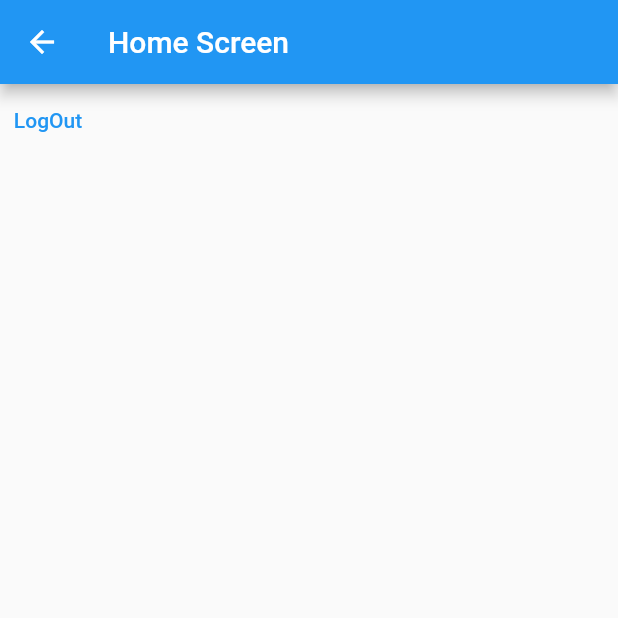
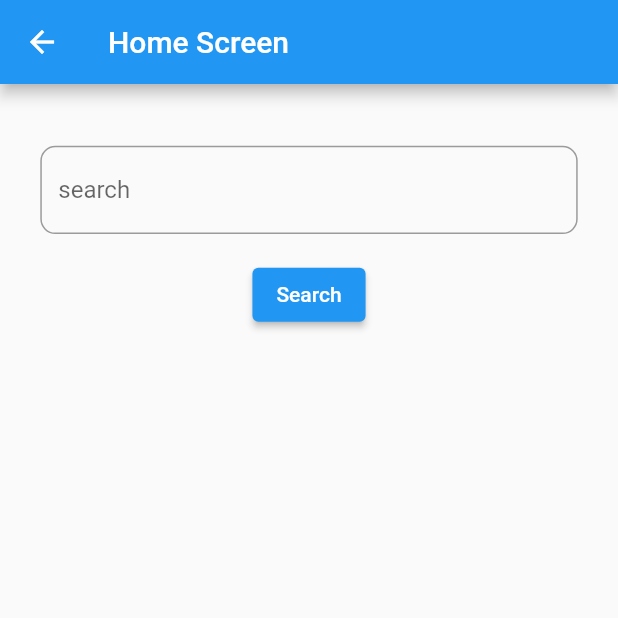
Before and after one commit to ashishpoudyal/chatwithfirebase, a Flutter app: the HomeScreen screen opened directly, on a phone screen of 412 x 824 dp, the top half of it. Run offline on Flutter 3.47's test engine with Material 2 defaults, Android fonts, the light colour scheme and no system bars; our stand-ins replace cloud_firestore, firebase_auth, firebase_core; accounts and stored records are empty.

Commit message:
user search done

```diff
--- a/lib/screens/homeScreen.dart
+++ b/lib/screens/homeScreen.dart
@@ -1,20 +1,101 @@
+import 'package:cloud_firestore/cloud_firestore.dart';
 import 'package:finalfirechatapp/methods/methods.dart';
 import 'package:flutter/material.dart';
 
-class HomeScreen extends StatelessWidget {
+class HomeScreen extends StatefulWidget {
   const HomeScreen({Key? key}) : super(key: key);
 
   @override
+  State<HomeScreen> createState() => _HomeScreenState();
+}
+
+class _HomeScreenState extends State<HomeScreen> {
+  Map<String, dynamic>? userMap;
+  bool isLoading = false;
+  final TextEditingController _search = TextEditingController();
+
+  void onSearch() async {
+    setState(() {
+      isLoading = true;
+    });
+    FirebaseFirestore _firestore = FirebaseFirestore.instance;
+    await _firestore
+        .collection('users')
+        .where("email", isEqualTo: _search.text)
+        .get()
+        .then((value) {
+      setState(() {
+        userMap = value.docs[0].data();
+        isLoading = false;
+      });
+      print(userMap);
+    });
+  }
+
+  @override
   Widget build(BuildContext context) {
+    final size = MediaQuery.of(context).size;
     return Scaffold(
-      appBar: AppBar(
-        title: Text("Home Screen"),
-      ),
-      body: TextButton(
-          onPressed: () {
-            logOut(context);
-          },
-          child: Text("LogOut")),
-    );
+        appBar: AppBar(
+          title: Text("Home Screen"),
+        ),
+        body: isLoading
+            ? Center(
+                child: Container(
+                  height: size.height / 20,
+                  width: size.height / 20,
+                  child: CircularProgressIndicator(),
+                ),
+              )
+            : Column(
+                children: [
+                  SizedBox(
+                    height: size.height / 20,
+                  ),
+                  Container(
+                      height: size.height / 14,
+                      width: size.width,
+                      alignment: Alignment.center,
+                      child: Container(
+                        height: size.height / 14,
+                        width: size.width / 1.15,
+                        child: TextField(
+                          controller: _search,
+                          decoration: InputDecoration(
+                            hintText: "search",
+                            border: OutlineInputBorder(
+                              borderRadius: BorderRadius.circular(10),
+                            ),
+                          ),
+                        ),
+                      )),
+                  SizedBox(
+                    height: size.height / 50,
+                  ),
+                  ElevatedButton(
+                    onPressed: onSearch,
+                    child: Text("Search"),
+                  ),
+                  SizedBox(
+                    height: size.height / 30,
+                  ),
+                  userMap != null
+                      ? ListTile(
+                          onTap: () {},
+                          leading: Icon(Icons.account_box, color: Colors.black),
+                          title: Text(
+                            userMap!['name'],
+                            style: TextStyle(
+                              color: Colors.black,
+                              fontSize: 17,
+                              fontWeight: FontWeight.w500,
+                            ),
+                          ),
+                          subtitle: Text(userMap!['email']),
+                          trailing: Icon(Icons.chat, color: Colors.black),
+                        )
+                      : Container(),
+                ],
+              ));
   }
 }
```
Also changed, not shown: lib/methods/methods.dart (+8 -1 lines), lib/screens/chatroom.dart (added, +12 -0 lines).
